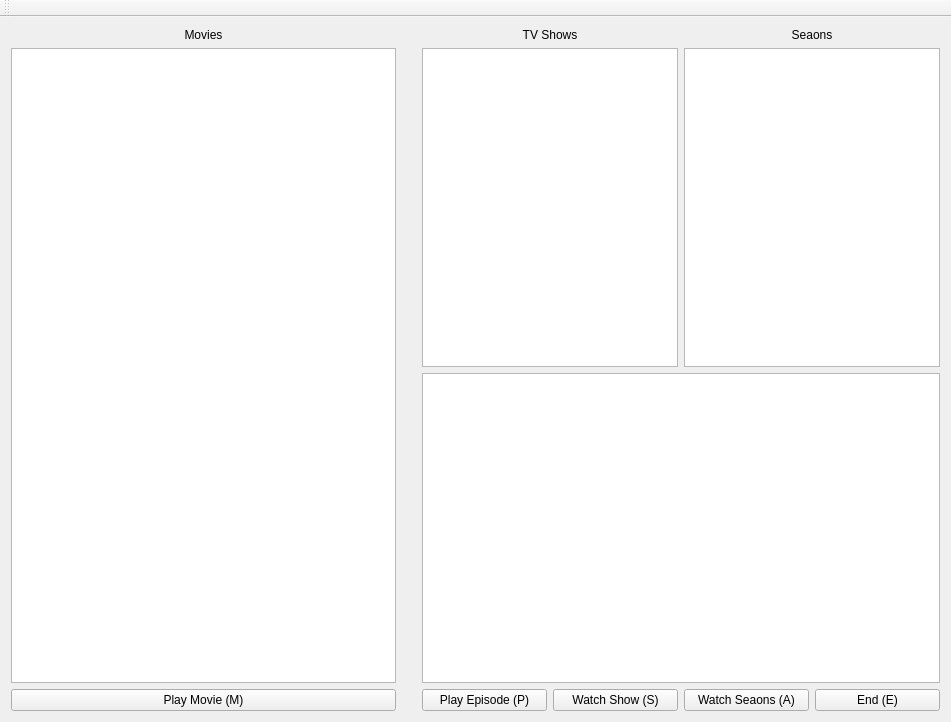
madsprinkler219/QT_VLC_Media_Player, file mainwindow.ui: the form before one commit.
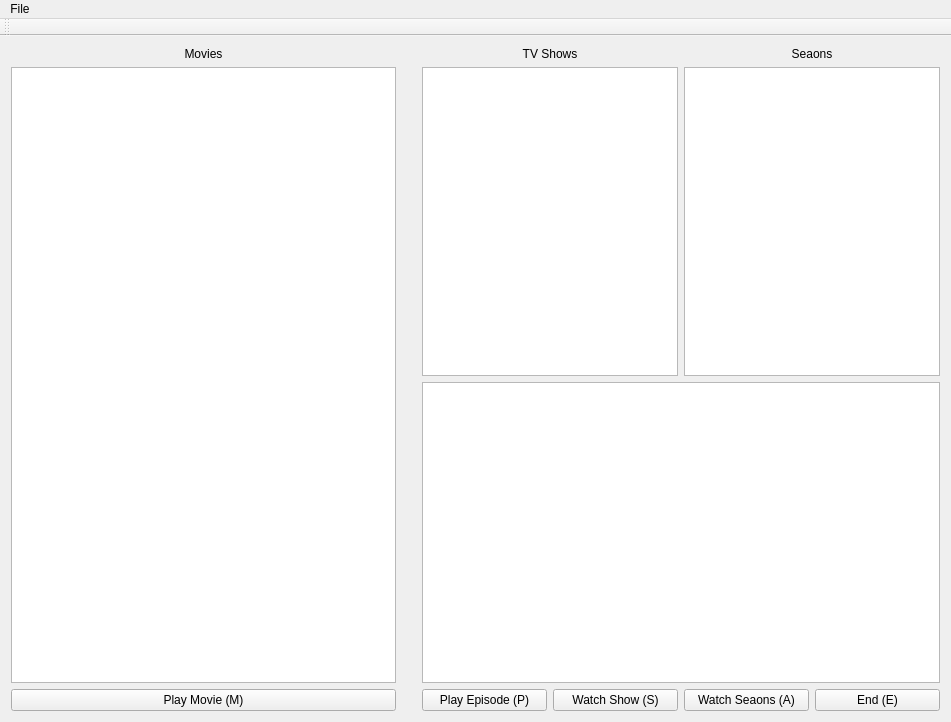
The form after the commit.

Commit message: Added settings window to allow for different vlc.exe locations

Patch:
```diff
--- a/mainwindow.ui
+++ b/mainwindow.ui
@@ -155,6 +155,14 @@
      <height>21</height>
     </rect>
    </property>
+   <widget class="QMenu" name="menuSettings">
+    <property name="title">
+     <string>File</string>
+    </property>
+    <addaction name="actionSettings"/>
+    <addaction name="actionExit"/>
+   </widget>
+   <addaction name="menuSettings"/>
   </widget>
   <widget class="QToolBar" name="mainToolBar">
    <attribute name="toolBarArea">
```
Left out of the diff: 10 changed lines with no effect on the pictures. The commit also changes 3 other files.
